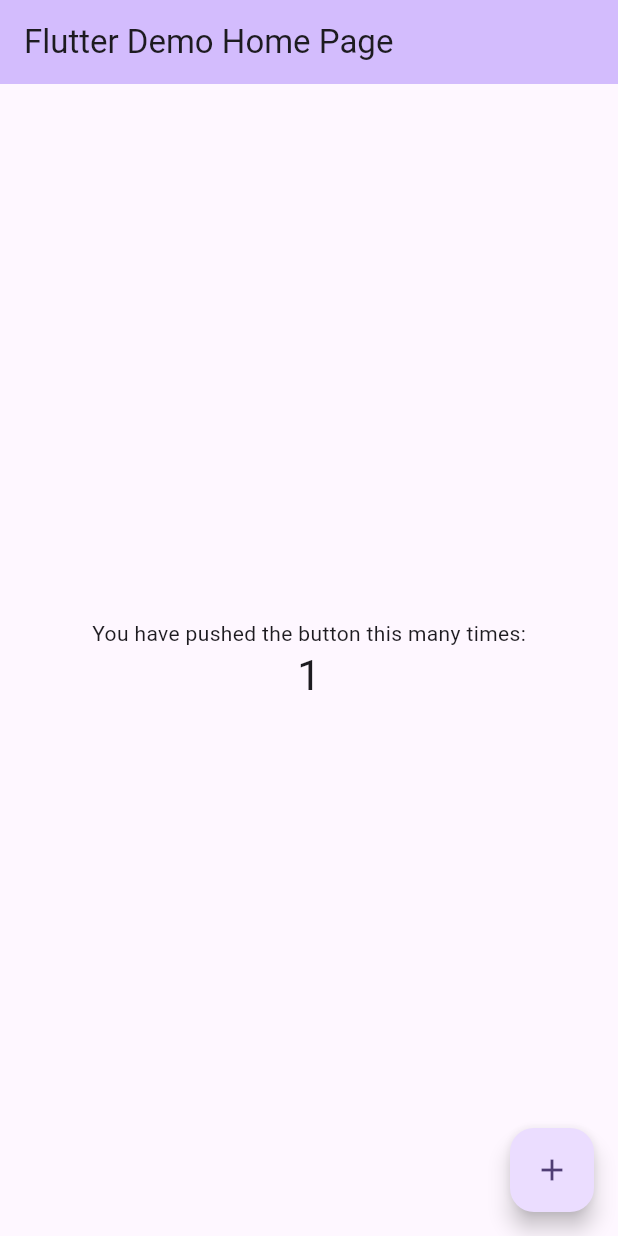
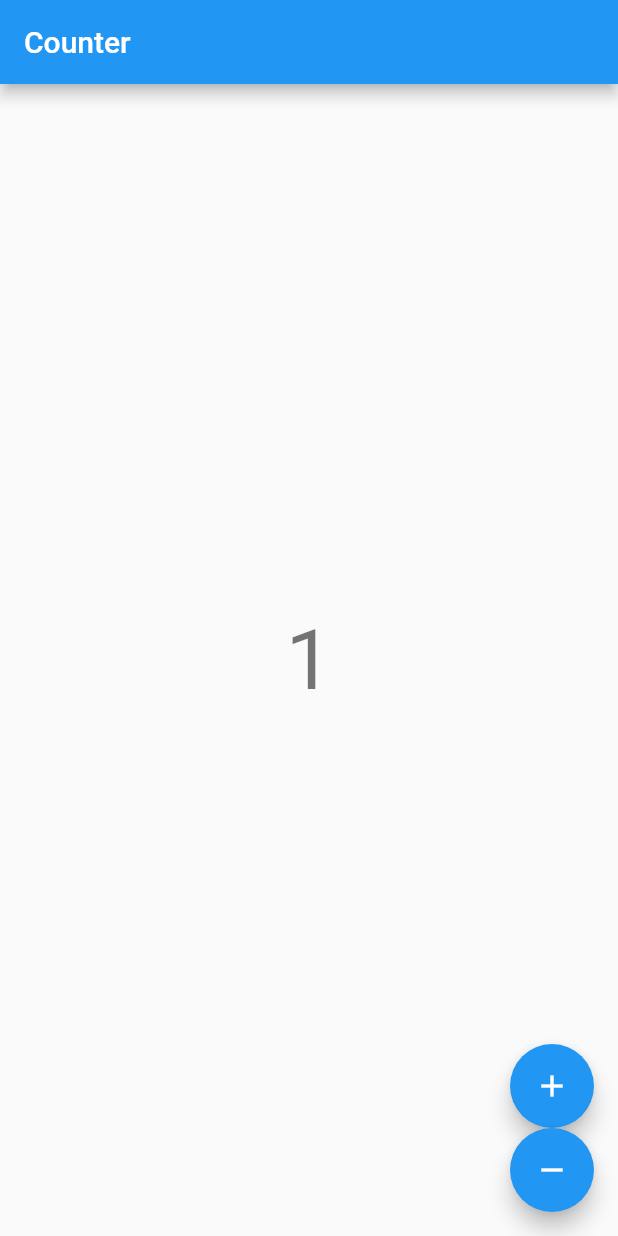
Before and after one commit to dk-a-dev/flutter-bloc, a Flutter app: the screen it shows after launch, after a tap on the "add" icon, on a phone screen of 412 x 824 dp. Run offline on Flutter 3.47's test engine with Material 2 defaults, Android fonts, the phone set to English and light mode, and no system bars; our stand-ins replace bloc, flutter_bloc.

Commit message:
feat: code added

```diff
--- a/counter_app/lib/app.dart
+++ b/counter_app/lib/app.dart
@@ -0,0 +1,8 @@
+import 'package:flutter/material.dart';
+import 'package:counter_app/counter/counter.dart';
+
+class CounterApp extends MaterialApp {
+  /// {@macro counter_app}
+  // In this case there are no widgets to compose so it's simpler to just extend MaterialApp.
+  const CounterApp({super.key}) : super(home: const CounterPage());
+}
--- a/counter_app/lib/counter/counter.dart
+++ b/counter_app/lib/counter/counter.dart
@@ -0,0 +1,2 @@
+export 'cubit/counter_cubit.dart';
+export 'view/view.dart';
--- a/counter_app/lib/counter/cubit/counter_cubit.dart
+++ b/counter_app/lib/counter/cubit/counter_cubit.dart
@@ -0,0 +1,8 @@
+import 'package:bloc/bloc.dart';
+
+class CounterCubit extends Cubit<int> {
+  /// {@macro counter_cubit}
+  CounterCubit() : super(0);
+  void increment() => emit(state + 1);
+  void decrement() => emit(state - 1);
+}
--- a/counter_app/lib/counter/view/counter_page.dart
+++ b/counter_app/lib/counter/view/counter_page.dart
@@ -0,0 +1,17 @@
+import 'package:flutter/material.dart';
+import 'package:flutter_bloc/flutter_bloc.dart';
+import 'package:counter_app/counter/counter.dart';
+
+class CounterPage extends StatelessWidget {
+  const CounterPage({super.key});
+
+  @override
+  Widget build(BuildContext context) {
+    return BlocProvider(
+      create: (_)=>CounterCubit(),
+      child: const CounterView(),
+    );
+  }
+}
+// It's important to separate or decouple the creation of a Cubit
+// from the consumption of a Cubit in order to have code that is much more testable and reusable.
--- a/counter_app/lib/counter/view/counter_view.dart
+++ b/counter_app/lib/counter/view/counter_view.dart
@@ -0,0 +1,53 @@
+import 'package:flutter/material.dart';
+import 'package:flutter_bloc/flutter_bloc.dart';
+import 'package:counter_app/counter/cubit/counter_cubit.dart';
+
+
+/// {@template counter_view}
+/// A [StatelessWidget] which reacts to the provided
+/// [CounterCubit] state and notifies it in response to user input.
+/// {@endtemplate}
+
+class CounterView extends StatelessWidget {
+  /// {@macro counter_view}
+  const CounterView({super.key});
+
+  @override
+  Widget build(BuildContext context) {
+    final textTheme = Theme.of(context).textTheme;
+    return Scaffold(
+      appBar: AppBar(
+        title: const Text('Counter'),
+      ),
+      body: Center(
+        child: BlocBuilder<CounterCubit, int>(
+          builder: (context, state) {
+            return Text('$state', style: textTheme.displayMedium);
+          },
+        ),
+      ),
+      floatingActionButton: Column(
+        mainAxisAlignment: MainAxisAlignment.end,
+        crossAxisAlignment: CrossAxisAlignment.end,
+        children: <Widget>[
+          FloatingActionButton(
+            key: const Key('counterView_increment_floatingActionButton'),
+            child: const Icon(Icons.add),
+            onPressed: () => context.read<CounterCubit>().increment(),
+          ),
+          const SizedBox(
+            height: 0,
+          ),
+          FloatingActionButton(
+            key: const Key('counterView_decrement_floatingActionButton'),
+            child: const Icon(Icons.remove),
+            onPressed: () => context.read<CounterCubit>().decrement(),
+          ),
+        ],
+      ),
+    );
+  }
+}
+// Only the Text widget is wrapped in a BlocBuilder
+// because that is the only widget that needs to be rebuilt
+// in response to state changes in the CounterCubit.
--- a/counter_app/lib/counter/view/view.dart
+++ b/counter_app/lib/counter/view/view.dart
@@ -0,0 +1,2 @@
+export 'counter_page.dart';
+export 'counter_view.dart';
--- a/counter_app/lib/counter_observer.dart
+++ b/counter_app/lib/counter_observer.dart
@@ -0,0 +1,13 @@
+import 'package:bloc/bloc.dart';
+
+class CounterObserver extends BlocObserver {
+  /// {@macro counter_observer}
+  const CounterObserver();
+
+  @override
+  void onChange(BlocBase<dynamic> bloc, Change<dynamic> change) {
+    super.onChange(bloc, change);
+    // ignore: avoid_print
+    print('${bloc.runtimeType} $change');
+  }
+}
--- a/counter_app/lib/main.dart
+++ b/counter_app/lib/main.dart
@@ -1,125 +1,11 @@
-import 'package:flutter/material.dart';
+import 'package:bloc/bloc.dart';
+import 'package:flutter/widgets.dart';
+import 'package:counter_app/app.dart';
+import 'package:counter_app/counter_observer.dart';
 
 void main() {
-  runApp(const MyApp());
+  // Initializing Counter Observer
+  // Callin runApp with CounterApp widget
+  Bloc.observer = const CounterObserver();
+  runApp(const CounterApp());
 }
-
-class MyApp extends StatelessWidget {
-  const MyApp({super.key});
-
-  // This widget is the root of your application.
-  @override
-  Widget build(BuildContext context) {
-    return MaterialApp(
-      title: 'Flutter Demo',
-      theme: ThemeData(
-        // This is the theme of your application.
-        //
-        // TRY THIS: Try running your application with "flutter run". You'll see
-        // the application has a blue toolbar. Then, without quitting the app,
-        // try changing the seedColor in the colorScheme below to Colors.green
-        // and then invoke "hot reload" (save your changes or press the "hot
-        // reload" button in a Flutter-supported IDE, or press "r" if you used
-        // the command line to start the app).
-        //
-        // Notice that the counter didn't reset back to zero; the application
-        // state is not lost during the reload. To reset the state, use hot
-        // restart instead.
-        //
-        // This works for code too, not just values: Most code changes can be
-        // tested with just a hot reload.
-        colorScheme: ColorScheme.fromSeed(seedColor: Colors.deepPurple),
-        useMaterial3: true,
-      ),
-      home: const MyHomePage(title: 'Flutter Demo Home Page'),
-    );
-  }
-}
-
-class MyHomePage extends StatefulWidget {
-  const MyHomePage({super.key, required this.title});
-
-  // This widget is the home page of your application. It is stateful, meaning
-  // that it has a State object (defined below) that contains fields that affect
-  // how it looks.
-
-  // This class is the configuration for the state. It holds the values (in this
-  // case the title) provided by the parent (in this case the App widget) and
-  // used by the build method of the State. Fields in a Widget subclass are
-  // always marked "final".
-
-  final String title;
-
-  @override
-  State<MyHomePage> createState() => _MyHomePageState();
-}
-
-class _MyHomePageState extends State<MyHomePage> {
-  int _counter = 0;
-
-  void _incrementCounter() {
-    setState(() {
-      // This call to setState tells the Flutter framework that something has
-      // changed in this State, which causes it to rerun the build method below
-      // so that the display can reflect the updated values. If we changed
-      // _counter without calling setState(), then the build method would not be
-      // called again, and so nothing would appear to happen.
-      _counter++;
-    });
-  }
-
-  @override
-  Widget build(BuildContext context) {
-    // This method is rerun every time setState is called, for instance as done
-    // by the _incrementCounter method above.
-    //
-    // The Flutter framework has been optimized to make rerunning build methods
-    // fast, so that you can just rebuild anything that needs updating rather
-    // than having to individually change instances of widgets.
-    return Scaffold(
-      appBar: AppBar(
-        // TRY THIS: Try changing the color here to a specific color (to
-        // Colors.amber, perhaps?) and trigger a hot reload to see the AppBar
-        // change color while the other colors stay the same.
-        backgroundColor: Theme.of(context).colorScheme.inversePrimary,
-        // Here we take the value from the MyHomePage object that was created by
-        // the App.build method, and use it to set our appbar title.
-        title: Text(widget.title),
-      ),
-      body: Center(
-        // Center is a layout widget. It takes a single child and positions it
-        // in the middle of the parent.
-        child: Column(
-          // Column is also a layout widget. It takes a list of children and
-          // arranges them vertically. By default, it sizes itself to fit its
-          // children horizontally, and tries to be as tall as its parent.
-          //
-          // Column has various properties to control how it sizes itself and
-          // how it positions its children. Here we use mainAxisAlignment to
-          // center the children vertically; the main axis here is the vertical
-          // axis because Columns are vertical (the cross axis would be
-          // horizontal).
-          //
-          // TRY THIS: Invoke "debug painting" (choose the "Toggle Debug Paint"
-          // action in the IDE, or press "p" in the console), to see the
-          // wireframe for each widget.
-          mainAxisAlignment: MainAxisAlignment.center,
-          children: <Widget>[
-            const Text(
-              'You have pushed the button this many times:',
-            ),
-            Text(
-              '$_counter',
-              style: Theme.of(context).textTheme.headlineMedium,
-            ),
-          ],
-        ),
-      ),
-      floatingActionButton: FloatingActionButton(
-        onPressed: _incrementCounter,
-        tooltip: 'Increment',
-        child: const Icon(Icons.add),
-      ), // This trailing comma makes auto-formatting nicer for build methods.
-    );
-  }
-}
```
Also changed, not shown: 2 other files.
